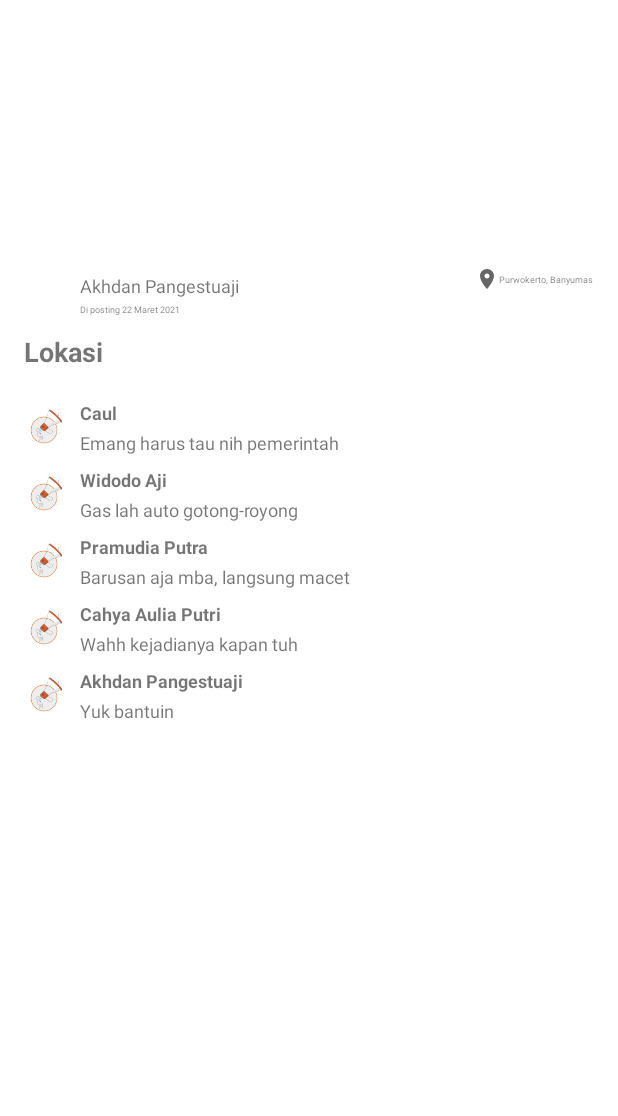
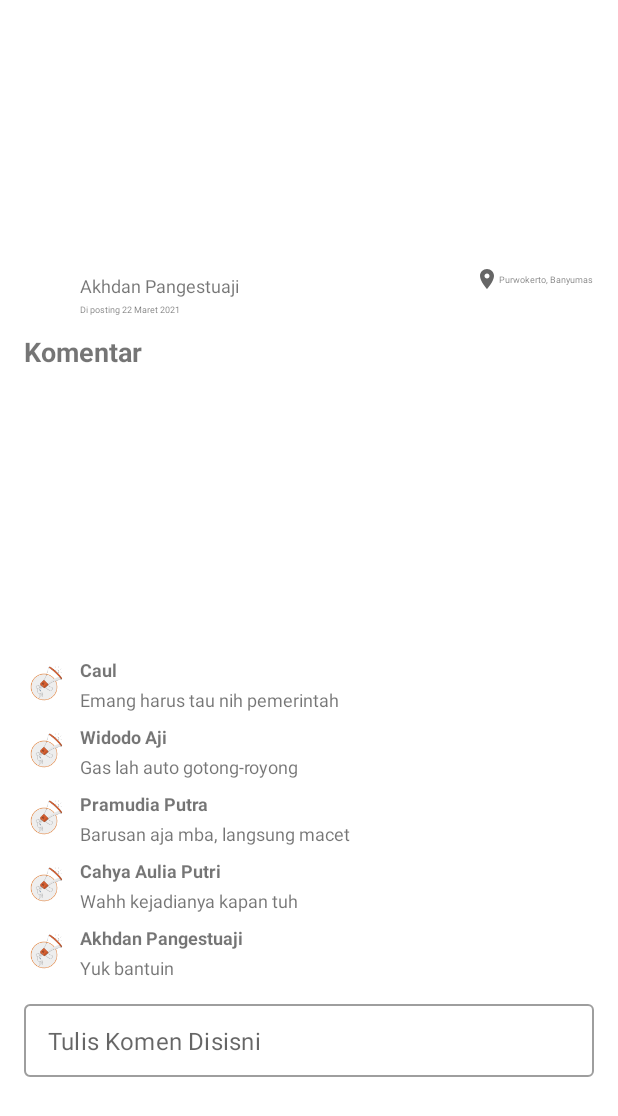
Before and after one commit to PramudiaPutra/aspirin, an Android app: the CommentFragment screen opened through its navigation route, on a phone screen of 412 x 824 dp. Shown: the top 1116 px of the screen. Run offline under Robolectric (Android 15) with nearby library versions, the phone set to English and light mode, and no system bars; our stand-ins replace CircleImageView, Firebase (no records; nobody signed in at launch, a user with empty details on screens opened directly); Roboto replaces fonts that are not available here.

Commit message:
Memperbaiki tampilan fragment_comment.xml

```diff
--- a/app/src/main/res/layout/fragment_comment.xml
+++ b/app/src/main/res/layout/fragment_comment.xml
@@ -74,7 +74,7 @@
         android:layout_height="wrap_content"
         android:layout_marginStart="16dp"
         android:layout_marginTop="12dp"
-        android:text="Lokasi"
+        android:text="Komentar"
         android:textStyle="bold"
         android:textSize="18sp"
         app:layout_constraintStart_toStartOf="parent"
@@ -83,7 +83,7 @@
     <androidx.recyclerview.widget.RecyclerView
         android:id="@+id/recyclerViewComment"
         android:layout_width="0dp"
-        android:layout_height="0dp"
+        android:layout_height="wrap_content"
         android:layout_marginStart="16dp"
         android:layout_marginTop="12dp"
         android:layout_marginEnd="16dp"
```
